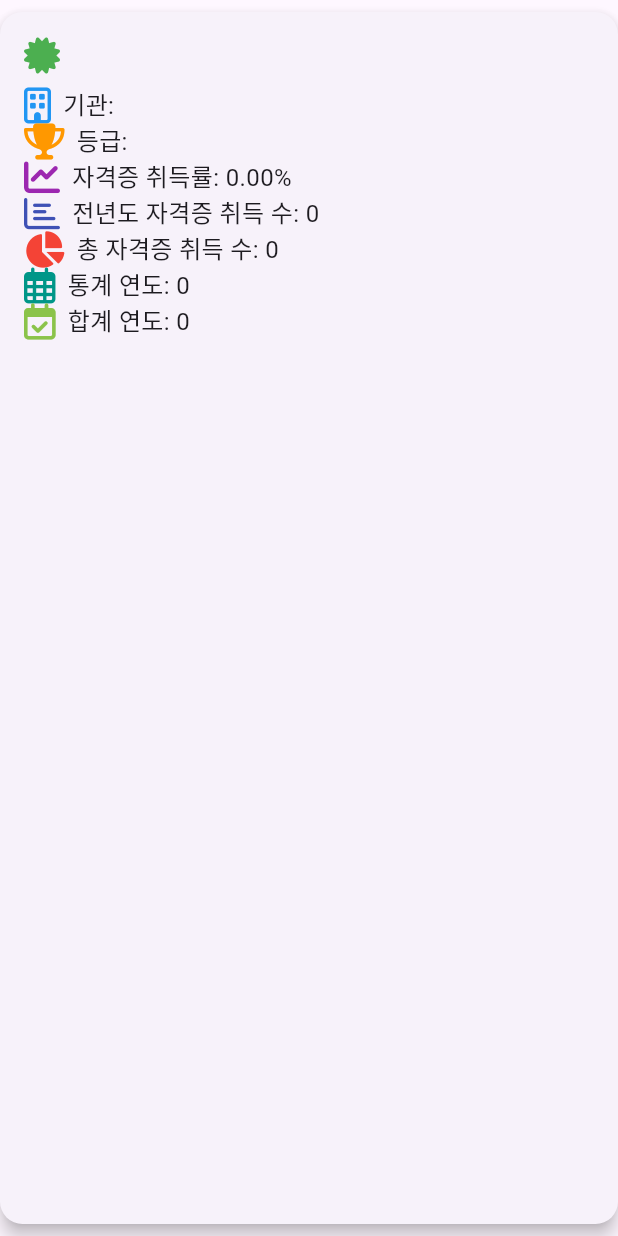
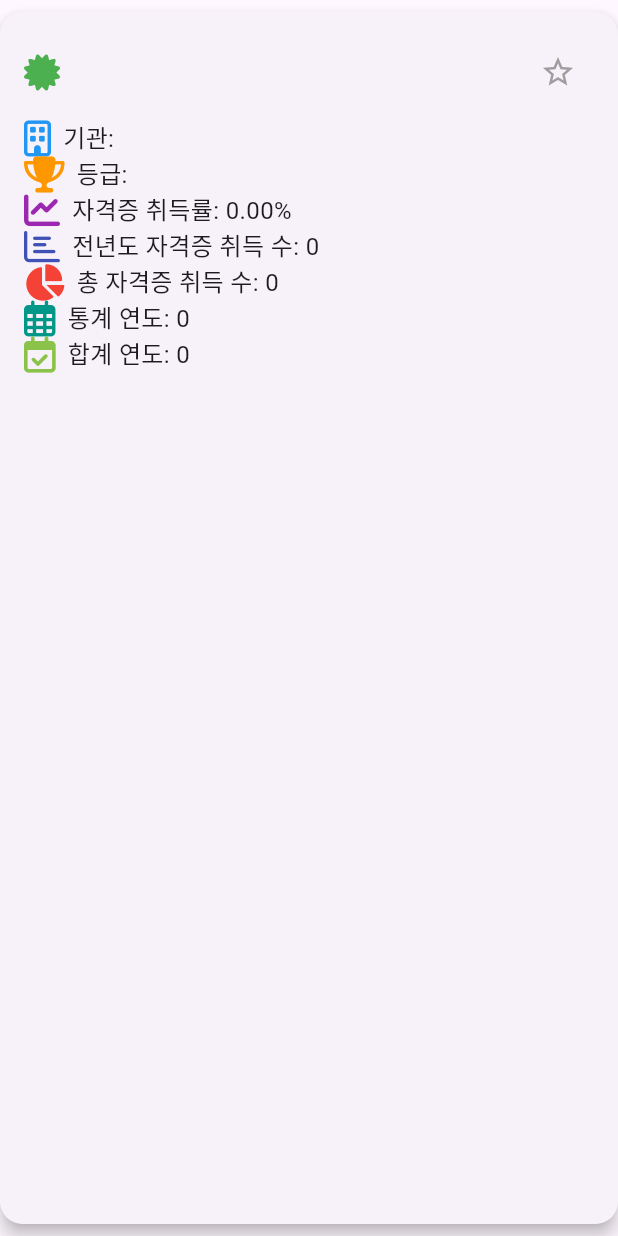
Before and after one commit to Omniscient-Job-Project/Omniscient-flutter, a Flutter app: the CertificateInfoCard widget shown alone on an empty page, opened directly with empty values, on a phone screen of 412 x 824 dp. Run offline on Flutter 3.47's test engine with Material 3 defaults, Android fonts, the phone set to English and light mode, and no system bars; our stand-ins replace dio, flutter_dotenv, font_awesome_flutter, get, shared_preferences; accounts and stored records are empty; network calls fail.

Commit message:
git commit -m "feat : favorite"

```diff
--- a/lib/features/certificate/widgets/certificateInfoCard.dart
+++ b/lib/features/certificate/widgets/certificateInfoCard.dart
@@ -1,4 +1,3 @@
-// features/certificate/widgets/certificate_info_card.dart
 import 'package:flutter/material.dart';
 import 'package:font_awesome_flutter/font_awesome_flutter.dart';
 import '../models/certificateInfo.dart';
@@ -6,8 +5,15 @@ import 'package:intl/intl.dart';  // intl 패키지 임포트
 
 class CertificateInfoCard extends StatelessWidget {
   final CertificateInfo certificate;
+  final bool isFavorited;
+  final VoidCallback onFavoriteToggle;  // 즐겨찾기 토글 기능 추가
 
-  const CertificateInfoCard({Key? key, required this.certificate}) : super(key: key);
+  const CertificateInfoCard({
+    Key? key,
+    required this.certificate,
+    required this.isFavorited,  // 즐겨찾기 상태
+    required this.onFavoriteToggle,  // 즐겨찾기 토글 기능
+  }) : super(key: key);
 
   @override
   Widget build(BuildContext context) {
@@ -24,7 +30,7 @@ class CertificateInfoCard extends StatelessWidget {
         child: Column(
           crossAxisAlignment: CrossAxisAlignment.start,
           children: [
-            // 자격증 이름
+            // 제목 부분: 자격증 이름 + 즐겨찾기 아이콘
             Row(
               children: [
                 FaIcon(FontAwesomeIcons.certificate, color: Colors.green),
@@ -35,95 +41,61 @@ class CertificateInfoCard extends StatelessWidget {
                     style: titleStyle,
                   ),
                 ),
+                // 즐겨찾기 아이콘
+                IconButton(
+                  icon: Icon(
+                    isFavorited ? Icons.star : Icons.star_border, // 즐겨찾기 여부에 따른 아이콘 변경
+                    color: isFavorited ? Colors.yellow : Colors.grey,
+                  ),
+                  onPressed: onFavoriteToggle,  // 즐겨찾기 버튼 클릭 시 실행
+                ),
               ],
             ),
             SizedBox(height: 8),
 
-            // 기관 이름
-            Row(
-              children: [
-                FaIcon(FontAwesomeIcons.building, color: Colors.blue),
-                SizedBox(width: 8),
-                Expanded(
-                  child: Text('기관: ${certificate.instiNm}', style: contentStyle),
-                ),
-              ],
-            ),
+            // 기관 이름 표시
+            if (certificate.instiNm != null)
+              _buildInfoRow(FontAwesomeIcons.building, '기관: ${certificate.instiNm}', Colors.blue, contentStyle),
 
-            // 등급
-            Row(
-              children: [
-                FaIcon(FontAwesomeIcons.trophy, color: Colors.orange),
-                SizedBox(width: 8),
-                Expanded(
-                  child: Text('등급: ${certificate.grdNm}', style: contentStyle),
-                ),
-              ],
-            ),
+            // 등급 표시
+            if (certificate.grdNm != null)
+              _buildInfoRow(FontAwesomeIcons.trophy, '등급: ${certificate.grdNm}', Colors.orange, contentStyle),
 
-            // 자격증 취득률
-            Row(
-              children: [
-                FaIcon(FontAwesomeIcons.chartLine, color: Colors.purple),
-                SizedBox(width: 8),
-                Expanded(
-                  child: Text('자격증 취득률: ${certificate.preyyAcquQualIncRate.toStringAsFixed(2)}%', style: contentStyle),
-                ),
-              ],
-            ),
+            // 자격증 취득률 표시
+            if (certificate.preyyAcquQualIncRate != null)
+              _buildInfoRow(FontAwesomeIcons.chartLine, '자격증 취득률: ${certificate.preyyAcquQualIncRate!.toStringAsFixed(2)}%', Colors.purple, contentStyle),
 
-            // 전년도 자격증 취득 수
-            Row(
-              children: [
-                FaIcon(FontAwesomeIcons.chartBar, color: Colors.indigo),
-                SizedBox(width: 8),
-                Expanded(
-                  child: Text(
-                    '전년도 자격증 취득 수: ${numberFormat.format(certificate.preyyQualAcquCnt)}',
-                    style: contentStyle,
-                  ),
-                ),
-              ],
-            ),
+            // 전년도 자격증 취득 수 표시
+            if (certificate.preyyQualAcquCnt != null)
+              _buildInfoRow(FontAwesomeIcons.chartBar, '전년도 자격증 취득 수: ${numberFormat.format(certificate.preyyQualAcquCnt)}', Colors.indigo, contentStyle),
 
-            // 총 자격증 취득 수
-            Row(
-              children: [
-                FaIcon(FontAwesomeIcons.chartPie, color: Colors.red),
-                SizedBox(width: 8),
-                Expanded(
-                  child: Text(
-                    '총 자격증 취득 수: ${numberFormat.format(certificate.qualAcquCnt)}',
-                    style: contentStyle,
-                  ),
-                ),
-              ],
-            ),
+            // 총 자격증 취득 수 표시
+            if (certificate.qualAcquCnt != null)
+              _buildInfoRow(FontAwesomeIcons.chartPie, '총 자격증 취득 수: ${numberFormat.format(certificate.qualAcquCnt)}', Colors.red, contentStyle),
 
-            // 통계 연도
-            Row(
-              children: [
-                FaIcon(FontAwesomeIcons.calendarAlt, color: Colors.teal),
-                SizedBox(width: 8),
-                Expanded(
-                  child: Text('통계 연도: ${certificate.statisYy}', style: contentStyle),
-                ),
-              ],
-            ),
+            // 통계 연도 표시
+            if (certificate.statisYy != null)
+              _buildInfoRow(FontAwesomeIcons.calendarAlt, '통계 연도: ${certificate.statisYy}', Colors.teal, contentStyle),
 
-            // 합계 연도
-            Row(
-              children: [
-                FaIcon(FontAwesomeIcons.calendarCheck, color: Colors.lightGreen),
-                SizedBox(width: 8),
-                Expanded(
-                  child: Text('합계 연도: ${certificate.sumYy}', style: contentStyle),
-                ),
-              ],
-            ),
+            // 합계 연도 표시
+            if (certificate.sumYy != null)
+              _buildInfoRow(FontAwesomeIcons.calendarCheck, '합계 연도: ${certificate.sumYy}', Colors.lightGreen, contentStyle),
           ],
         ),
       ),
     );
   }
+
+  // 정보 행을 생성하는 헬퍼 함수
+  Widget _buildInfoRow(IconData icon, String text, Color color, TextStyle style) {
+    return Row(
+      children: [
+        FaIcon(icon, color: color),
+        SizedBox(width: 8),
+        Expanded(
+          child: Text(text, style: style),
+        ),
+      ],
+    );
+  }
 }
--- a/lib/main.dart
+++ b/lib/main.dart
@@ -13,6 +13,7 @@ import 'features/mypage/screens/home_screen.dart';
 import 'features/term/screens/terms_screen.dart';
 import 'features/mypage/screens/profile_page.dart';
 import 'features/mypage/screens/resume_page.dart';
+import 'features/mypage/screens/scrap_page.dart';
 import 'features/mypage/screens/applications_page.dart';
 import 'features/mypage/screens/certificates_page.dart';
 import 'features/mypage/screens/withdrawal_page.dart';
@@ -52,6 +53,7 @@ class MainApp extends StatelessWidget {
         GetPage(name: '/profile_page', page: () => SidebarLayout(child: ProfilePage())),
         GetPage(name: '/resume_page', page: () => SidebarLayout(child: ResumePage())),
         GetPage(name: '/applications_page', page: () => SidebarLayout(child: ApplicationPage())),
+        GetPage(name: '/scrap_page', page: () => SidebarLayout(child: ScrapPage())),
         GetPage(name: '/certificates_page', page: () => SidebarLayout(child: CertificatesPage())),
         GetPage(name: '/withdrawal_page', page: () => SidebarLayout(child: WithdrawalPage())),
       ],
```
Also changed, not shown: lib/core/services/api_service.dart (+9 -21 lines), lib/features/certificate/repositories/certificateInfoRepository.dart (+6 -2 lines), lib/features/certificate/repositories/test_job_repository.dart (+120 -10 lines), lib/features/certificate/screens/certificateInfoPage.dart (+62 -6 lines), lib/features/certificate/widgets/certificateInfoList.dart (+15 -3 lines), lib/features/faq/screens/faq_screen.dart (+19 -9 lines), lib/features/mypage/models/scrap_item.dart (added, +87 -0 lines), lib/features/mypage/repositories/scrap_repository.dart (added, +45 -0 lines), lib/features/mypage/screens/scrap_page.dart (+74 -0 lines), lib/features/mypage/widgets/scrap_item_card.dart (added, +82 -0 lines), lib/features/notice/screens/notice_screen.dart (+14 -3 lines), lib/features/mypage/widgets/scarap_info__card.dart (added).
